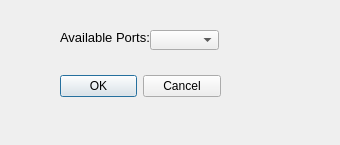
Before: the Qt Designer form SerialPortDialog.ui in jamesgpeterson/LED_cal, drawn with Qt 5.
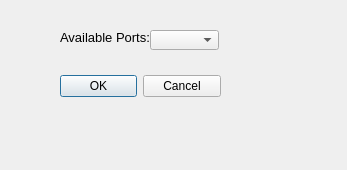
After: the same form once the commit is applied.

```diff
--- a/SerialPortDialog.ui
+++ b/SerialPortDialog.ui
@@ -6,8 +6,8 @@
    <rect>
     <x>0</x>
     <y>0</y>
-    <width>340</width>
-    <height>145</height>
+    <width>347</width>
+    <height>170</height>
    </rect>
   </property>
   <property name="windowTitle">
```
